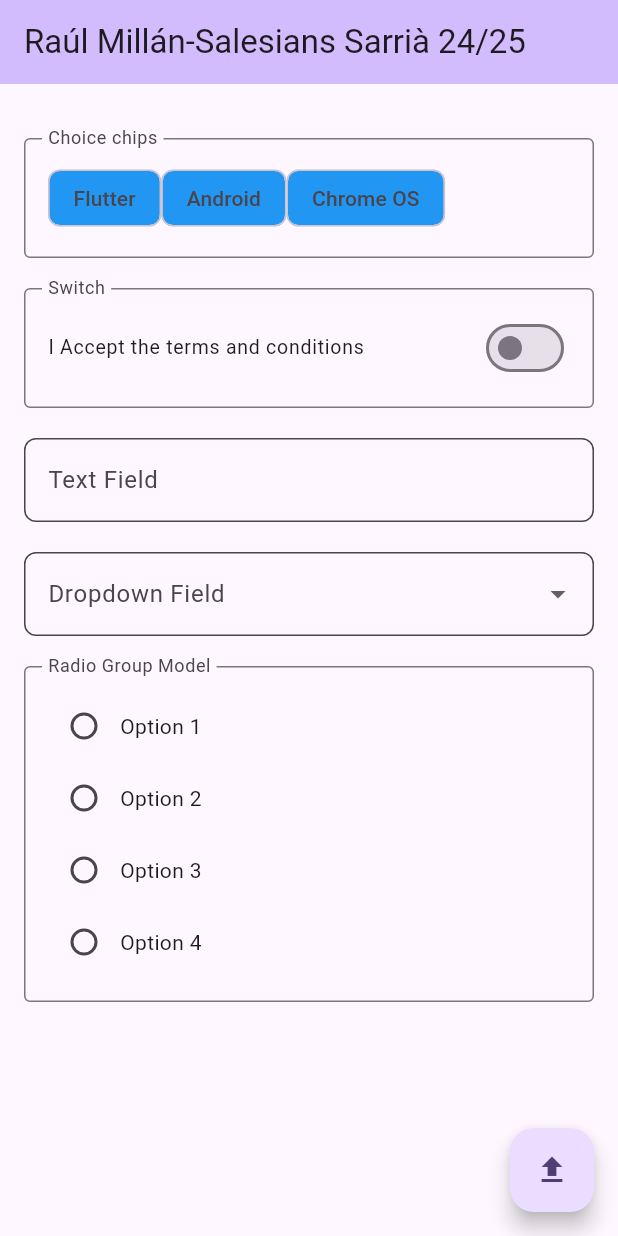
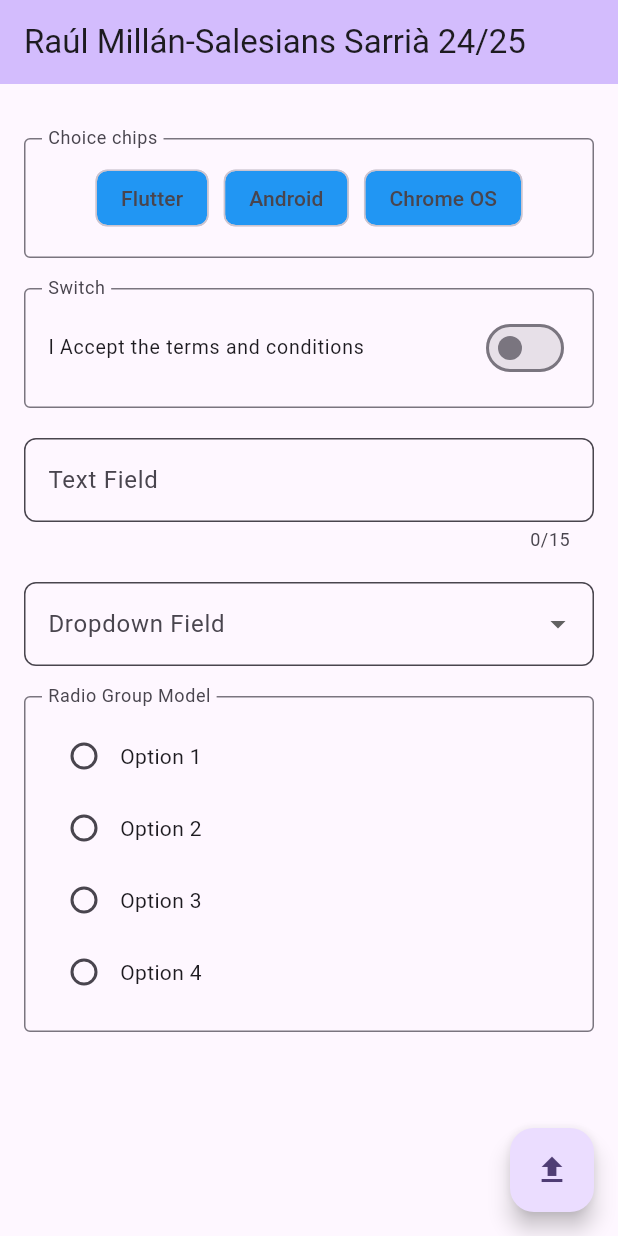
Before and after one commit to RaulMillanMoreno/formulario_c, a Flutter app: the screen it shows after launch, on a phone screen of 412 x 824 dp. Run offline on Flutter 3.47's test engine with Material 3 defaults, Android fonts, the phone set to English and light mode, and no system bars; drawn by our look-alikes of flutter_form_builder; our stand-ins replace form_builder_validators.

Commit message:
Update main.dart

```diff
--- a/lib/main.dart
+++ b/lib/main.dart
@@ -49,6 +49,9 @@ class MyHomePage extends StatelessWidget {
                     FormBuilderChoiceChip<String>(// estas son las choice chips del inicio
                       autovalidateMode: AutovalidateMode.onUserInteraction,
                       selectedColor: Colors.grey,
+                      spacing: 10,
+                      alignment: WrapAlignment.center,
+                      runSpacing: 10,
                       validator: FormBuilderValidators.compose(
                         [FormBuilderValidators.required()],
                       ),
@@ -114,11 +117,14 @@ class MyHomePage extends StatelessWidget {
                           ),
                         ),
                       ),
+                      maxLength: 15,
                       validator: FormBuilderValidators.compose([
                         FormBuilderValidators.required(
                           errorText: 'Este campo es obligatorio.'),
                         FormBuilderValidators.maxLength(15,
                           errorText: 'Máximo 15 caracteres'),
+                        FormBuilderValidators.minLength(1,
+                          errorText: 'Mínimo 1 caracter'),
                       ]),
                       onChanged: _onChanged,
                     ),
```
